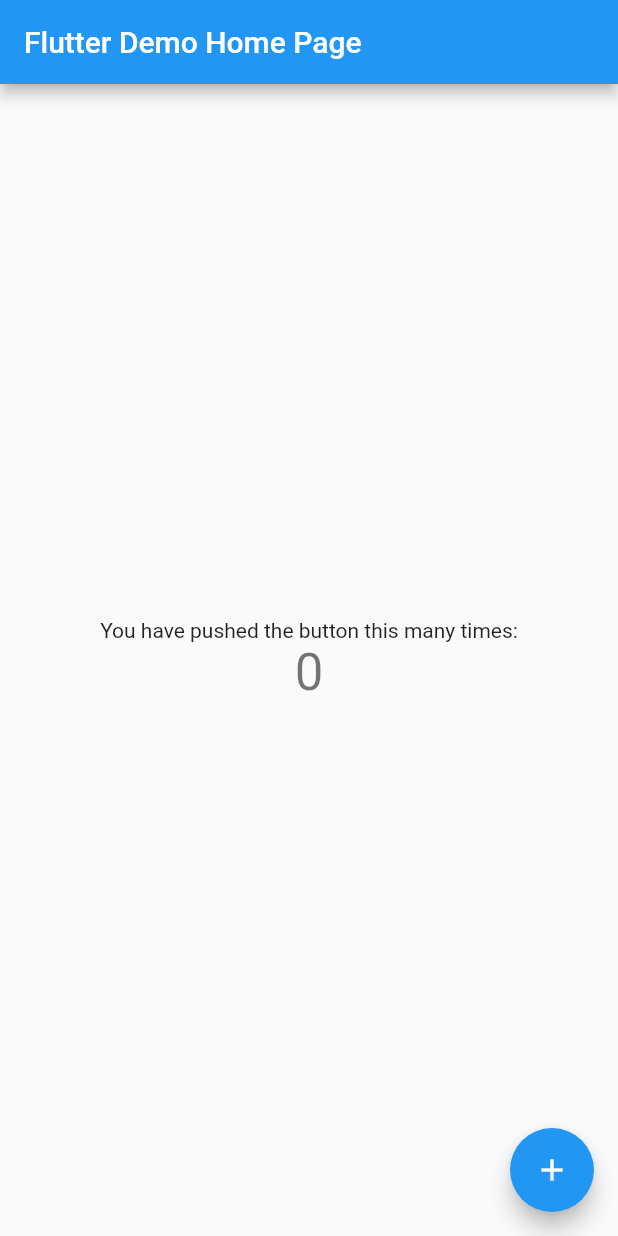
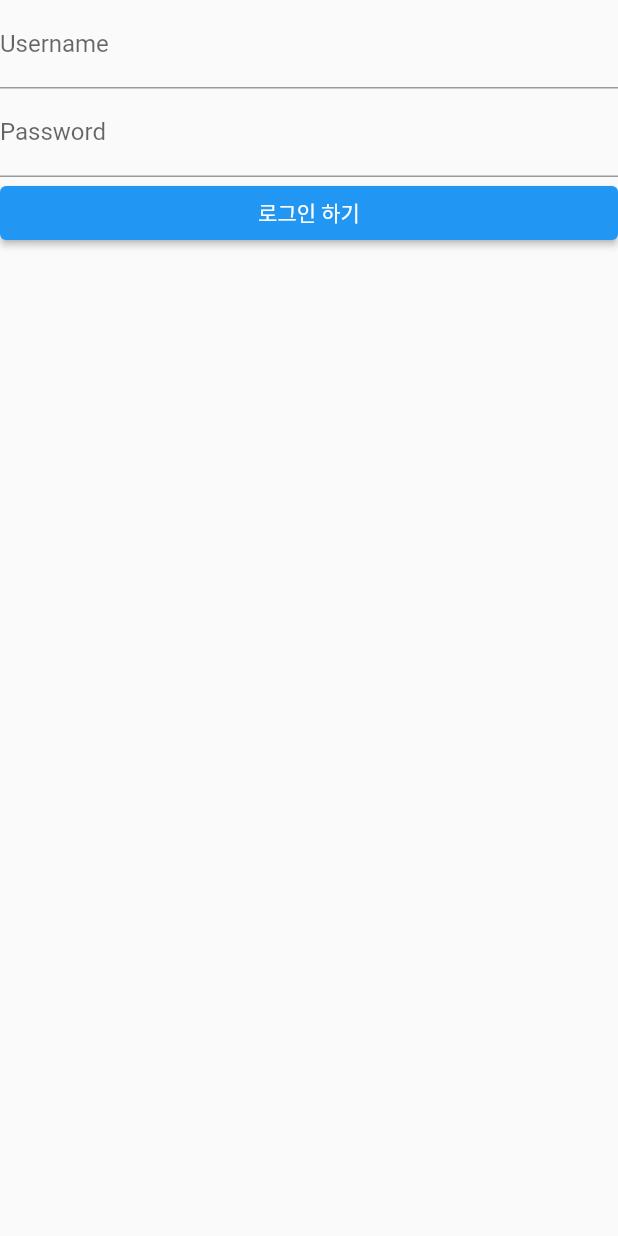
Before and after one commit to zetmin1/flutter_securestorage, a Flutter app: the screen it shows after launch, on a phone screen of 412 x 824 dp. Run offline on Flutter 3.47's test engine with Material 2 defaults, Android fonts, the phone set to English and light mode, and no system bars; our stand-ins replace dio, flutter_secure_storage.

Commit message:
로그인/로그아웃 인터페이스 구현

```diff
--- a/lib/main.dart
+++ b/lib/main.dart
@@ -1,115 +1,142 @@
 import 'package:flutter/material.dart';
+import 'package:dio/dio.dart'; // DIO 패키지로 HTTP 통신
+import 'dart:convert'; // JSON Encode, Decode를 위한 패키지
+import 'package:flutter_secure_storage/flutter_secure_storage.dart'; // flutter_secure_storage 패키지
 
 void main() {
-  runApp(const MyApp());
+  runApp(MyApp());
 }
 
 class MyApp extends StatelessWidget {
-  const MyApp({super.key});
-
-  // This widget is the root of your application.
   @override
   Widget build(BuildContext context) {
     return MaterialApp(
-      title: 'Flutter Demo',
-      theme: ThemeData(
-        // This is the theme of your application.
-        //
-        // Try running your application with "flutter run". You'll see the
-        // application has a blue toolbar. Then, without quitting the app, try
-        // changing the primarySwatch below to Colors.green and then invoke
-        // "hot reload" (press "r" in the console where you ran "flutter run",
-        // or simply save your changes to "hot reload" in a Flutter IDE).
-        // Notice that the counter didn't reset back to zero; the application
-        // is not restarted.
-        primarySwatch: Colors.blue,
-      ),
-      home: const MyHomePage(title: 'Flutter Demo Home Page'),
+      title: 'Flutter Secure Storage',
+      home: LoginPage(),
     );
   }
 }
 
-class MyHomePage extends StatefulWidget {
-  const MyHomePage({super.key, required this.title});
-
-  // This widget is the home page of your application. It is stateful, meaning
-  // that it has a State object (defined below) that contains fields that affect
-  // how it looks.
-
-  // This class is the configuration for the state. It holds the values (in this
-  // case the title) provided by the parent (in this case the App widget) and
-  // used by the build method of the State. Fields in a Widget subclass are
-  // always marked "final".
-
-  final String title;
+class LoginPage extends StatefulWidget {
+  LoginPage({Key? key}) : super(key: key);
 
   @override
-  State<MyHomePage> createState() => _MyHomePageState();
+  State<LoginPage> createState() => _LoginPageState();
 }
 
-class _MyHomePageState extends State<MyHomePage> {
-  int _counter = 0;
+class _LoginPageState extends State<LoginPage> {
+  var username = TextEditingController(); // id 입력 저장
+  var password = TextEditingController(); // pw 입력 저장
 
-  void _incrementCounter() {
-    setState(() {
-      // This call to setState tells the Flutter framework that something has
-      // changed in this State, which causes it to rerun the build method below
-      // so that the display can reflect the updated values. If we changed
-      // _counter without calling setState(), then the build method would not be
-      // called again, and so nothing would appear to happen.
-      _counter++;
+  static final storage =
+      FlutterSecureStorage(); // FlutterSecureStorage를 storage로 저장
+  dynamic userInfo = ''; // storage에 있는 유저 정보를 저장
+
+  //flutter_secure_storage 사용을 위한 초기화 작업
+  @override
+  void initState() {
+    super.initState();
+
+    // 비동기로 flutter secure storage 정보를 불러오는 작업
+    WidgetsBinding.instance.addPostFrameCallback((_) {
+      _asyncMethod();
     });
+  }
+
+  _asyncMethod() async {
+    // read 함수로 key값에 맞는 정보를 불러오고 데이터타입은 String 타입
+    // 데이터가 없을때는 null을 반환
+    userInfo = await storage.read(key: 'login');
+
+    // user의 정보가 있다면 로그인 후 들어가는 첫 페이지로 넘어가게 합니다.
+    if (userInfo != null) {
+      Navigator.pushNamed(context, '/main');
+    } else {
+      print('로그인이 필요합니다');
+    }
+  }
+
+  // 로그인 버튼 누르면 실행
+  loginAction(accountName, password) async {
+    try {
+      var dio = Dio();
+      var param = {'account_name': '$accountName', 'password': '$password'};
+
+      Response response = await dio.post('로그인 API URL', data: param);
+
+      if (response.statusCode == 200) {
+        final jsonBody = json.decode(response.data['user_id'].toString());
+        // 직렬화를 이용하여 데이터를 입출력하기 위해 model.dart에 Login 정의 참고
+        var val = jsonEncode(Login('$accountName', '$password', '$jsonBody'));
+
+        await storage.write(
+          key: 'login',
+          value: val,
+        );
+        print('접속 성공!');
+        return true;
+      } else {
+        print('error');
+        return false;
+      }
+    } catch (e) {
+      return false;
+    }
   }
 
   @override
   Widget build(BuildContext context) {
-    // This method is rerun every time setState is called, for instance as done
-    // by the _incrementCounter method above.
-    //
-    // The Flutter framework has been optimized to make rerunning build methods
-    // fast, so that you can just rebuild anything that needs updating rather
-    // than having to individually change instances of widgets.
     return Scaffold(
-      appBar: AppBar(
-        // Here we take the value from the MyHomePage object that was created by
-        // the App.build method, and use it to set our appbar title.
-        title: Text(widget.title),
-      ),
-      body: Center(
-        // Center is a layout widget. It takes a single child and positions it
-        // in the middle of the parent.
-        child: Column(
-          // Column is also a layout widget. It takes a list of children and
-          // arranges them vertically. By default, it sizes itself to fit its
-          // children horizontally, and tries to be as tall as its parent.
-          //
-          // Invoke "debug painting" (press "p" in the console, choose the
-          // "Toggle Debug Paint" action from the Flutter Inspector in Android
-          // Studio, or the "Toggle Debug Paint" command in Visual Studio Code)
-          // to see the wireframe for each widget.
-          //
-          // Column has various properties to control how it sizes itself and
-          // how it positions its children. Here we use mainAxisAlignment to
-          // center the children vertically; the main axis here is the vertical
-          // axis because Columns are vertical (the cross axis would be
-          // horizontal).
-          mainAxisAlignment: MainAxisAlignment.center,
-          children: <Widget>[
-            const Text(
-              'You have pushed the button this many times:',
+      body: SafeArea(
+          child: ListView(
+        children: [
+          // 아이디 입력 영역
+          TextField(
+            controller: username,
+            decoration: InputDecoration(
+              labelText: 'Username',
             ),
-            Text(
-              '$_counter',
-              style: Theme.of(context).textTheme.headline4,
+          ),
+          // 비밀번호 입력 영역
+          TextField(
+            controller: password,
+            decoration: InputDecoration(
+              labelText: 'Password',
             ),
-          ],
-        ),
-      ),
-      floatingActionButton: FloatingActionButton(
-        onPressed: _incrementCounter,
-        tooltip: 'Increment',
-        child: const Icon(Icons.add),
-      ), // This trailing comma makes auto-formatting nicer for build methods.
+          ),
+          // 로그인 버튼
+          ElevatedButton(
+            onPressed: () async {
+              if (await loginAction(username.text, password.text) == true) {
+                print('로그인 성공');
+                Navigator.pushNamed(context, '/service'); // 로그인 이후 서비스 화면으로 이동
+              } else {
+                print('로그인 실패');
+              }
+            },
+            child: Text('로그인 하기'),
+          ),
+        ],
+      )),
     );
   }
 }
+
+class Login {
+  final String accountName;
+  final String password;
+  final String user_id;
+
+  Login(this.accountName, this.password, this.user_id);
+
+  Login.fromJson(Map<String, dynamic> json)
+      : accountName = json['accountName'],
+        password = json['password'],
+        user_id = json['user_id'];
+
+  Map<String, dynamic> toJson() => {
+        'accountName': accountName,
+        'password': password,
+        'user_id': user_id,
+      };
+}
--- a/pubspec.yaml
+++ b/pubspec.yaml
@@ -31,7 +31,8 @@
 dependencies:
   flutter:
     sdk: flutter
-
+  flutter_secure_storage : ^5.0.2  #flutter_secure_storage 관련 패키지
+  dio: ^4.0.6 #http 통신을 위한 패키지
 
   # The following adds the Cupertino Icons font to your application.
   # Use with the CupertinoIcons class for iOS style icons.
```
Also changed, not shown: lib/logout.dart (added, +58 -0 lines), pubspec.lock, 178 other files.
